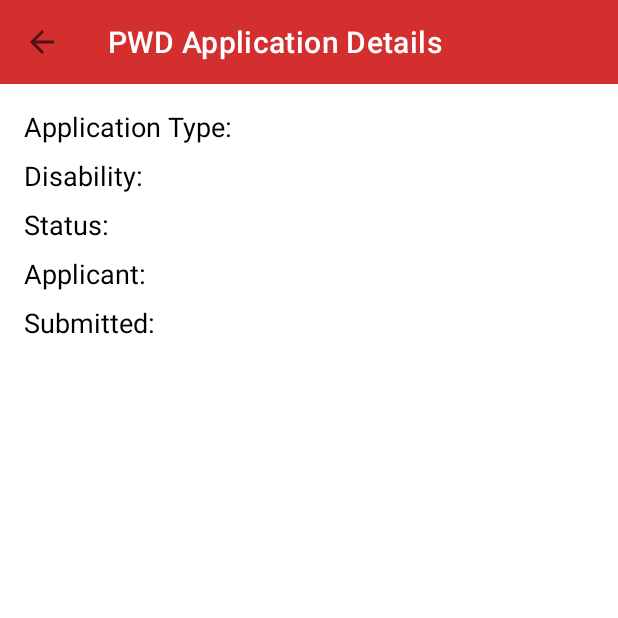
After one commit to vincentpasion3415/NCDA, an Android app: the PWDApplicationDetailsActivity screen opened directly, with no data from a screen before it, on a phone screen of 412 x 824 dp, the top half of it. The commit adds this screen. Run offline under Robolectric (Android 15) with nearby library versions, the phone set to English and light mode, and no system bars.

```diff
--- /dev/null
+++ b/app/src/main/java/com/example/ncda/PWDApplicationDetailsActivity.java
@@ -0,0 +1,51 @@
+package com.example.ncda;
+
+import android.os.Bundle;
+import android.widget.TextView;
+import androidx.appcompat.app.AppCompatActivity;
+import androidx.appcompat.widget.Toolbar;
+import java.text.SimpleDateFormat;
+import java.util.Locale;
+
+public class PWDApplicationDetailsActivity extends AppCompatActivity {
+
+    @Override
+    protected void onCreate(Bundle savedInstanceState) {
+        super.onCreate(savedInstanceState);
+        setContentView(R.layout.activity_pwd_application_details);
+
+        Toolbar toolbar = findViewById(R.id.toolbar);
+        setSupportActionBar(toolbar);
+        if (getSupportActionBar() != null) {
+            getSupportActionBar().setDisplayHomeAsUpEnabled(true);
+            getSupportActionBar().setTitle("PWD Application Details");
+        }
+
+        // Get the PWDApplication object passed from the previous activity
+        PWDApplication pwdApplication = (PWDApplication) getIntent().getSerializableExtra("pwdApplication");
+
+        if (pwdApplication != null) {
+            // Find the TextViews in your layout
+            TextView tvApplicationType = findViewById(R.id.tv_application_type);
+            TextView tvDisabilityType = findViewById(R.id.tv_disability_type);
+            TextView tvStatus = findViewById(R.id.tv_pwd_application_status);
+            TextView tvFullName = findViewById(R.id.tv_pwd_application_full_name);
+            TextView tvTimestamp = findViewById(R.id.tv_pwd_application_timestamp);
+
+            // Populate the views with the PWDApplication data
+            tvApplicationType.setText("Application Type: " + pwdApplication.getApplicationType());
+            tvDisabilityType.setText("Disability: " + pwdApplication.getDisabilityType());
+            tvStatus.setText("Status: " + pwdApplication.getStatus());
+            tvFullName.setText("Applicant: " + pwdApplication.getFullName());
+
+            SimpleDateFormat sdf = new SimpleDateFormat("MMM dd, yyyy hh:mm a", Locale.getDefault());
+            tvTimestamp.setText("Submitted: " + sdf.format(pwdApplication.getTimestamp()));
+        }
+    }
+
+    @Override
+    public boolean onSupportNavigateUp() {
+        onBackPressed();
+        return true;
+    }
+}
--- /dev/null
+++ b/app/src/main/res/layout/activity_pwd_application_details.xml
@@ -0,0 +1,66 @@
+<?xml version="1.0" encoding="utf-8"?>
+<androidx.constraintlayout.widget.ConstraintLayout xmlns:android="http://schemas.android.com/apk/res/android"
+    xmlns:app="http://schemas.android.com/apk/res-auto"
+    xmlns:tools="http://schemas.android.com/tools"
+    android:layout_width="match_parent"
+    android:layout_height="match_parent"
+    tools:context=".PWDApplicationDetailsActivity">
+
+    <androidx.appcompat.widget.Toolbar
+        android:id="@+id/toolbar"
+        android:layout_width="match_parent"
+        android:layout_height="?attr/actionBarSize"
+        android:background="?attr/colorPrimary"
+        app:titleTextColor="@android:color/white"
+        app:layout_constraintTop_toTopOf="parent" />
+
+    <LinearLayout
+        android:layout_width="match_parent"
+        android:layout_height="0dp"
+        android:orientation="vertical"
+        android:padding="16dp"
+        app:layout_constraintTop_toBottomOf="@id/toolbar"
+        app:layout_constraintBottom_toBottomOf="parent">
+
+        <TextView
+            android:id="@+id/tv_application_type"
+            android:layout_width="wrap_content"
+            android:layout_height="wrap_content"
+            android:text="Application Type: "
+            android:textSize="18sp"
+            android:layout_marginBottom="8dp"/>
+
+        <TextView
+            android:id="@+id/tv_disability_type"
+            android:layout_width="wrap_content"
+            android:layout_height="wrap_content"
+            android:text="Disability: "
+            android:textSize="18sp"
+            android:layout_marginBottom="8dp"/>
+
+        <TextView
+            android:id="@+id/tv_pwd_application_status"
+            android:layout_width="wrap_content"
+            android:layout_height="wrap_content"
+            android:text="Status: "
+            android:textSize="18sp"
+            android:layout_marginBottom="8dp"/>
+
+        <TextView
+            android:id="@+id/tv_pwd_application_full_name"
+            android:layout_width="wrap_content"
+            android:layout_height="wrap_content"
+            android:text="Applicant: "
+            android:textSize="18sp"
+            android:layout_marginBottom="8dp"/>
+
+        <TextView
+            android:id="@+id/tv_pwd_application_timestamp"
+            android:layout_width="wrap_content"
+            android:layout_height="wrap_content"
+            android:text="Submitted: "
+            android:textSize="18sp"/>
+
+    </LinearLayout>
+
+</androidx.constraintlayout.widget.ConstraintLayout>
--- a/app/src/main/res/layout/activity_submission_history.xml
+++ b/app/src/main/res/layout/activity_submission_history.xml
@@ -6,7 +6,7 @@
     android:layout_width="match_parent"
     android:layout_height="match_parent"
     android:orientation="vertical"
-    tools:context=".SubmissionHistoryActivity">
+    android:fitsSystemWindows="true"  tools:context=".SubmissionHistoryActivity">
 
     <androidx.appcompat.widget.Toolbar
         android:id="@+id/toolbar"
```
Also changed, not shown: app/src/main/AndroidManifest.xml (+16 -0 lines), app/src/main/java/com/example/ncda/ComplaintDetailsActivity.java (added, +50 -0 lines), app/src/main/java/com/example/ncda/SubmissionHistoryFragment.java (+9 -10 lines), app/src/main/res/layout/activity_complaint_details.xml (added, +58 -0 lines).
